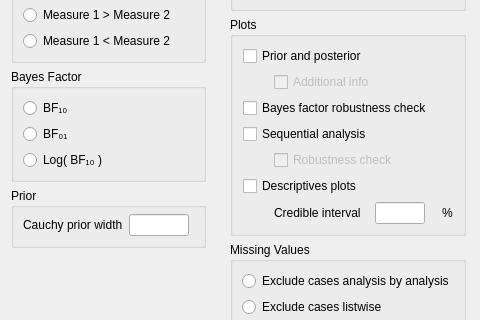
The window that JASP-Desktop/analysisforms/ttestbayesianpairedsamplesform.ui (jasp-stats/jasp-desktop) describes before a commit, drawn with Qt 5; both pictures show x 0 to 480 and y 288 to 608 of the 606 by 966 pixel window.
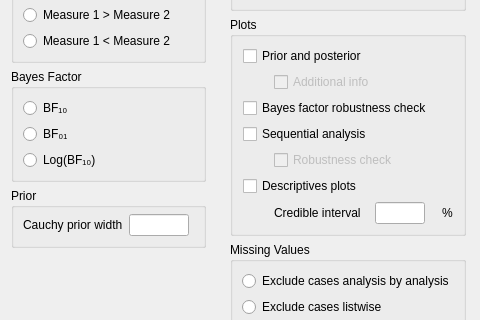
The same window after the commit. Custom widgets are drawn as their Qt base class.

Diff of the .ui file:
```diff
--- a/JASP-Desktop/analysisforms/ttestbayesianpairedsamplesform.ui
+++ b/JASP-Desktop/analysisforms/ttestbayesianpairedsamplesform.ui
@@ -349,7 +349,7 @@
                </sizepolicy>
               </property>
               <property name="text">
-               <string>Log( BF₁₀ )</string>
+               <string>Log(BF₁₀)</string>
               </property>
              </widget>
             </item>
```
